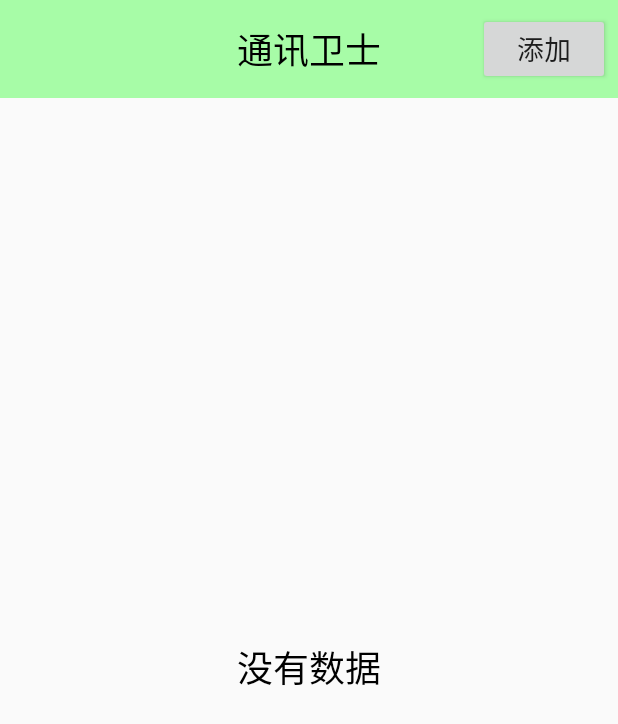
After one commit to ChenDongWei/Android, an Android app: the TelSmsSafeActivity screen opened directly, with no data from a screen before it, on a phone screen of 412 x 824 dp. The commit adds this screen. Shown: the top 724 px of the screen. Run offline under Robolectric (Android 15) with nearby library versions, the light colour scheme and no system bars.

Commit message:
版本自动更新设置和优化，黑名单界面的展示

```diff
--- a/mobileguard/src/main/AndroidManifest.xml
+++ b/mobileguard/src/main/AndroidManifest.xml
@@ -99,6 +99,11 @@
             >
         </receiver>
 
+        <activity
+            android:name=".activities.TelSmsSafeActivity"
+            android:label="@string/title_activity_tel_sms_safe"
+            android:theme="@style/AppTheme.NoActionBar">
+        </activity>
     </application>
 
 </manifest>
--- /dev/null
+++ b/mobileguard/src/main/java/com/thxy/mobileguard/activities/TelSmsSafeActivity.java
@@ -0,0 +1,169 @@
+package com.thxy.mobileguard.activities;
+
+import android.os.Bundle;
+import android.os.Handler;
+import android.os.Message;
+import android.os.SystemClock;
+import android.support.v7.app.AppCompatActivity;
+import android.view.View;
+import android.view.ViewGroup;
+import android.widget.BaseAdapter;
+import android.widget.Button;
+import android.widget.ImageView;
+import android.widget.ListView;
+import android.widget.ProgressBar;
+import android.widget.TextView;
+
+import com.thxy.mobileguard.R;
+import com.thxy.mobileguard.dao.BlackDao;
+import com.thxy.mobileguard.domain.BlackBean;
+import com.thxy.mobileguard.domain.BlackTable;
+
+import java.util.ArrayList;
+import java.util.List;
+
+public class TelSmsSafeActivity extends AppCompatActivity {
+    private static final int LOADING = 1;
+    private static final int FINISH = 2;
+    private ListView lv_safenumber;
+    private Button bt_addSafeNumber;
+    private TextView tv_nodata;
+    private ProgressBar pb_loading;
+    private BlackDao dao;
+    private MyAdapter adapter;
+
+    private List<BlackBean> datas = new ArrayList<BlackBean>();
+
+    @Override
+    protected void onCreate(Bundle savedInstanceState) {
+        super.onCreate(savedInstanceState);
+        //初始化界面
+        initView();
+        //初始化数据
+        initData();
+    }
+
+    private Handler handler = new Handler() {
+        @Override
+        public void handleMessage(Message msg) {
+            switch (msg.what) {
+                case LOADING:
+                    //显示加载数据的进度，隐藏listview和没有数据
+                    pb_loading.setVisibility(View.VISIBLE);
+                    lv_safenumber.setVisibility(View.GONE);
+                    tv_nodata.setVisibility(View.GONE);
+                    break;
+
+                case FINISH:
+                    //判断是否有数据
+                    if (datas.size() != 0) {
+                        lv_safenumber.setVisibility(View.VISIBLE);
+                        pb_loading.setVisibility(View.GONE);
+                        tv_nodata.setVisibility(View.GONE);
+                        //更新数据
+                        adapter.notifyDataSetChanged();
+                    } else {
+                        tv_nodata.setVisibility(View.VISIBLE);
+                        lv_safenumber.setVisibility(View.GONE);
+                        pb_loading.setVisibility(View.GONE);
+                    }
+                    break;
+                default:
+                    break;
+            }
+        }
+    };
+
+    private void initData() {
+        new Thread() {
+            @Override
+            public void run() {
+                //发消息显示正在加载数据的进度条
+                handler.obtainMessage(LOADING).sendToTarget();
+                //取数据
+                SystemClock.sleep(2000);
+                datas = dao.getAllDatas();
+
+                handler.obtainMessage(FINISH).sendToTarget();
+            }
+        }.start();
+    }
+
+    private void initView() {
+        setContentView(R.layout.activity_telsmssafe);
+        lv_safenumber = (ListView) findViewById(R.id.lv_telsms_safenumbers);
+        bt_addSafeNumber = (Button) findViewById(R.id.bt_telsms_addsafenumber);
+        tv_nodata = (TextView) findViewById(R.id.tv_telsms_nodata);
+        pb_loading = (ProgressBar) findViewById(R.id.pb_telsms_loading);
+
+        //黑名单的业务对象
+        dao = new BlackDao(getApplicationContext());
+        //黑名单适配器
+        adapter = new MyAdapter();
+        lv_safenumber.setAdapter(adapter);
+    }
+
+    private class ItemView {
+        TextView tv_phone, tv_mode;
+        ImageView iv_delete;
+    }
+
+    private class MyAdapter extends BaseAdapter {
+
+        @Override
+        public int getCount() {
+            return datas.size();
+        }
+
+        @Override
+        public Object getItem(int position) {
+            return position;
+        }
+
+        @Override
+        public long getItemId(int position) {
+            return position;
+        }
+
+        @Override
+        public View getView(int position, View convertView, ViewGroup parent) {
+            ItemView itemView = null;
+            if (convertView == null) {
+                convertView = View.inflate(getApplicationContext(), R.layout
+                        .item_telsmssafe_listview, null);
+                itemView = new ItemView();
+
+                itemView.iv_delete = (ImageView) convertView.findViewById(R.id
+                        .iv_telsmssafe_imageview_item_delete);
+                itemView.tv_phone = (TextView) convertView.findViewById(R.id
+                        .tv_telsmssafe_listview_item_number);
+                itemView.tv_mode = (TextView) convertView.findViewById(R.id
+                        .tv_telsmssafe_listview_item_mode);
+
+                //设置标记给convertView
+                convertView.setTag(itemView);
+            } else {
+                itemView = (ItemView) convertView.getTag();
+            }
+            //初始化数据
+            BlackBean bean = datas.get(position);
+            itemView.tv_phone.setText(bean.getPhone());
+            //设置黑名单的模式
+            switch (bean.getMode()) {
+                case BlackTable.SMS:
+                    itemView.tv_mode.setText("短信拦截");
+                    break;
+                case BlackTable.TEL:
+                    itemView.tv_mode.setText("电话拦截");
+                    break;
+                case BlackTable.ALL:
+                    itemView.tv_mode.setText("全部拦截");
+                    break;
+                default:
+                    break;
+            }
+            return convertView;
+        }
+    }
+
+}
--- /dev/null
+++ b/mobileguard/src/main/java/com/thxy/mobileguard/dao/BlackDao.java
@@ -0,0 +1,99 @@
+package com.thxy.mobileguard.dao;
+
+import android.content.ContentValues;
+import android.content.Context;
+import android.database.Cursor;
+import android.database.sqlite.SQLiteDatabase;
+
+import com.thxy.mobileguard.db.BlackDB;
+import com.thxy.mobileguard.domain.BlackBean;
+import com.thxy.mobileguard.domain.BlackTable;
+
+import java.util.ArrayList;
+import java.util.List;
+
+/**
+ * 黑名单数据的业务封装类
+ * Created by dongwei on 2016/6/28.
+ */
+public class BlackDao {
+    private BlackDB blackDB;
+
+    public BlackDao(Context context) {
+        this.blackDB = new BlackDB(context);
+    }
+
+    /**
+     * @return 所有的黑名单数据
+     */
+    public List<BlackBean> getAllDatas() {
+        List<BlackBean> datas = new ArrayList<BlackBean>();
+        SQLiteDatabase database = blackDB.getReadableDatabase();
+        Cursor cursor = database.rawQuery("select " + BlackTable.PHONE + ","
+                + BlackTable.MODE + " from " + BlackTable.BLACKTABLE, null);
+        while (cursor.moveToNext()) {
+            BlackBean bean = new BlackBean();
+            bean.setPhone(cursor.getString(0));
+            bean.setMode(cursor.getInt(1));
+            datas.add(bean);
+        }
+        cursor.close();
+        database.close();
+        return datas;
+    }
+
+    /**
+     * 删除黑名单号码
+     *
+     * @param phone 要删除的黑名单号码
+     */
+    public void delete(String phone) {
+        SQLiteDatabase db = this.blackDB.getWritableDatabase();
+        //根据黑名单号码删除黑名单数据
+        db.delete(BlackTable.BLACKTABLE, BlackTable.PHONE + "=?", new String[]{phone});
+        db.close();
+    }
+
+    /**
+     * @param phone 修改的黑名单号码
+     * @param mode  修改的新的拦截模式
+     */
+    public void update(String phone, int mode) {
+        SQLiteDatabase db = this.blackDB.getWritableDatabase();
+        ContentValues values = new ContentValues();
+        //设置新的拦截模式
+        values.put(BlackTable.MODE, mode);
+        //根据号码更新新的模式
+        db.update(BlackTable.BLACKTABLE, values, BlackTable.PHONE + "=?", new String[]{phone});
+        db.close();
+    }
+
+    /**
+     * 添加黑名单号码
+     *
+     * @param bean
+     */
+    public void add(BlackBean bean) {
+        add(bean.getPhone(), bean.getMode());
+    }
+
+    /**
+     * 添加黑名单号码
+     *
+     * @param phone 黑名单号码
+     * @param mode  拦截模式
+     */
+    public void add(String phone, int mode) {
+        //获取黑名单数据库
+        SQLiteDatabase db = blackDB.getWritableDatabase();
+        ContentValues values = new ContentValues();
+        //设置黑名单号码
+        values.put(BlackTable.PHONE, phone);
+        //设置黑名单拦截模式
+        values.put(BlackTable.MODE, mode);
+        //往黑名单表中插入一条数据
+        db.insert(BlackTable.BLACKTABLE, null, values);
+        //关闭数据库
+        db.close();
+    }
+}
--- /dev/null
+++ b/mobileguard/src/main/java/com/thxy/mobileguard/db/BlackDB.java
@@ -0,0 +1,33 @@
+package com.thxy.mobileguard.db;
+
+import android.content.Context;
+import android.database.sqlite.SQLiteDatabase;
+import android.database.sqlite.SQLiteOpenHelper;
+
+/**
+ * 黑名单数据库
+ * Created by dongwei on 2016/6/28.
+ */
+public class BlackDB extends SQLiteOpenHelper {
+
+    /**
+     * 初始化版本信息
+     *
+     * @param context
+     */
+    public BlackDB(Context context) {
+        super(context, "black.db", null, 1);
+    }
+
+    @Override
+    public void onCreate(SQLiteDatabase db) {
+        db.execSQL("create table blacktb(_id integer primary key autoincrement,phone text,mode " +
+                "integer)");
+    }
+
+    @Override
+    public void onUpgrade(SQLiteDatabase db, int oldVersion, int newVersion) {
+        db.execSQL("drop table blacktb");
+        onCreate(db);
+    }
+}
--- /dev/null
+++ b/mobileguard/src/main/java/com/thxy/mobileguard/domain/BlackTable.java
@@ -0,0 +1,18 @@
+package com.thxy.mobileguard.domain;
+
+/**
+ * 黑名单表的结构
+ * Created by dongwei on 2016/6/28.
+ */
+public interface BlackTable {
+    String PHONE = "phone";//黑名单号码列
+    String MODE = "mode";//黑名单拦截模式列
+    String BLACKTABLE = "blacktb";//黑名单表名
+
+    /**
+     * 标记性常量，每个标记只对应一个位1
+     */
+    int SMS = 1 << 0;//短信拦截
+    int TEL = 1 << 1;//电话拦截
+    int ALL = SMS | TEL;//全部拦截
+}
--- a/mobileguard/src/main/java/com/thxy/mobileguard/utils/MyConstants.java
+++ b/mobileguard/src/main/java/com/thxy/mobileguard/utils/MyConstants.java
@@ -12,4 +12,5 @@ public interface MyConstants {
     int MUSIC = 120;//安全号码的加密种子(为迷惑而取名为MUSIC)
     String LOSTFIND = "lostfind";//开机是否开启手机防盗
     String LOSTFINDNAME = "lostfindname";//手机防盗名
+    String AUTOUPDATE = "autoupdate";//自动更新设置
 }
--- a/mobileguard/src/main/res/layout/activity_settingcenter.xml
+++ b/mobileguard/src/main/res/layout/activity_settingcenter.xml
@@ -11,6 +11,7 @@
         android:text="设置中心"/>
 
     <com.thxy.mobileguard.view.SettingCenterItemView
+        android:id="@+id/sciv_setting_center_autoupdate"
         android:layout_width="match_parent"
         android:layout_height="wrap_content"
         thxy:mcontent="自动更新已经关闭-自动更新已经打开"
--- /dev/null
+++ b/mobileguard/src/main/res/layout/activity_telsmssafe.xml
@@ -0,0 +1,56 @@
+<?xml version="1.0" encoding="utf-8"?>
+<LinearLayout
+    xmlns:android="http://schemas.android.com/apk/res/android"
+    xmlns:tools="http://schemas.android.com/tools"
+    android:layout_width="match_parent"
+    android:layout_height="match_parent"
+    android:orientation="vertical"
+    tools:context="com.thxy.mobileguard.activities.TelSmsSafeActivity">
+
+    <RelativeLayout
+        android:layout_width="match_parent"
+        android:layout_height="wrap_content">
+
+        <TextView
+            style="@style/tv_title"
+            android:text="通讯卫士"/>
+
+        <Button
+            android:id="@+id/bt_telsms_addsafenumber"
+            android:layout_width="wrap_content"
+            android:layout_height="wrap_content"
+            android:layout_alignParentRight="true"
+            android:layout_centerVertical="true"
+            android:layout_marginRight="5dp"
+            android:text="添加"
+            android:textSize="18sp"/>
+    </RelativeLayout>
+
+    <FrameLayout
+        android:layout_width="match_parent"
+        android:layout_height="match_parent">
+
+        <ListView
+            android:id="@+id/lv_telsms_safenumbers"
+            android:layout_width="match_parent"
+            android:layout_height="match_parent"
+            android:visibility="gone"></ListView>
+
+        <TextView
+            android:id="@+id/tv_telsms_nodata"
+            android:layout_width="wrap_content"
+            android:layout_height="wrap_content"
+            android:layout_gravity="center"
+            android:text="没有数据"
+            android:textColor="@color/black"
+            android:textSize="24sp"
+            android:visibility="gone"/>
+
+        <ProgressBar
+            android:id="@+id/pb_telsms_loading"
+            android:layout_width="wrap_content"
+            android:layout_height="wrap_content"
+            android:layout_gravity="center"
+            android:visibility="gone"/>
+    </FrameLayout>
+</LinearLayout>
--- a/mobileguard/src/main/res/values/strings.xml
+++ b/mobileguard/src/main/res/values/strings.xml
@@ -12,4 +12,5 @@
     <string name="sample_device_admin">管理员</string>
     <string name="sample_device_admin_description">开启设备管理员</string>
     <string name="title_activity_setting_center">SettingCenterActivity</string>
+    <string name="title_activity_tel_sms_safe">TelSmsSafeActivity</string>
 </resources>
```
Also changed, not shown: mobileguard/src/main/java/com/thxy/mobileguard/activities/HomeActivity.java (+8 -0 lines), mobileguard/src/main/java/com/thxy/mobileguard/activities/SettingCenterActivity.java (+29 -0 lines), mobileguard/src/main/java/com/thxy/mobileguard/activities/SplashActivity.java (+39 -3 lines), mobileguard/src/main/java/com/thxy/mobileguard/domain/BlackBean.java (added, +31 -0 lines), mobileguard/src/main/java/com/thxy/mobileguard/view/SettingCenterItemView.java (+33 -0 lines), mobileguard/src/main/res/drawable/iv_delete_selector.xml (added, +10 -0 lines), mobileguard/src/main/res/layout/item_telsmssafe_listview.xml (added, +38 -0 lines), mobileguard/src/main/res/drawable-hdpi/ic_delete_btn.png (added), mobileguard/src/main/res/drawable-hdpi/ic_delete_btn_focused.png (added).
